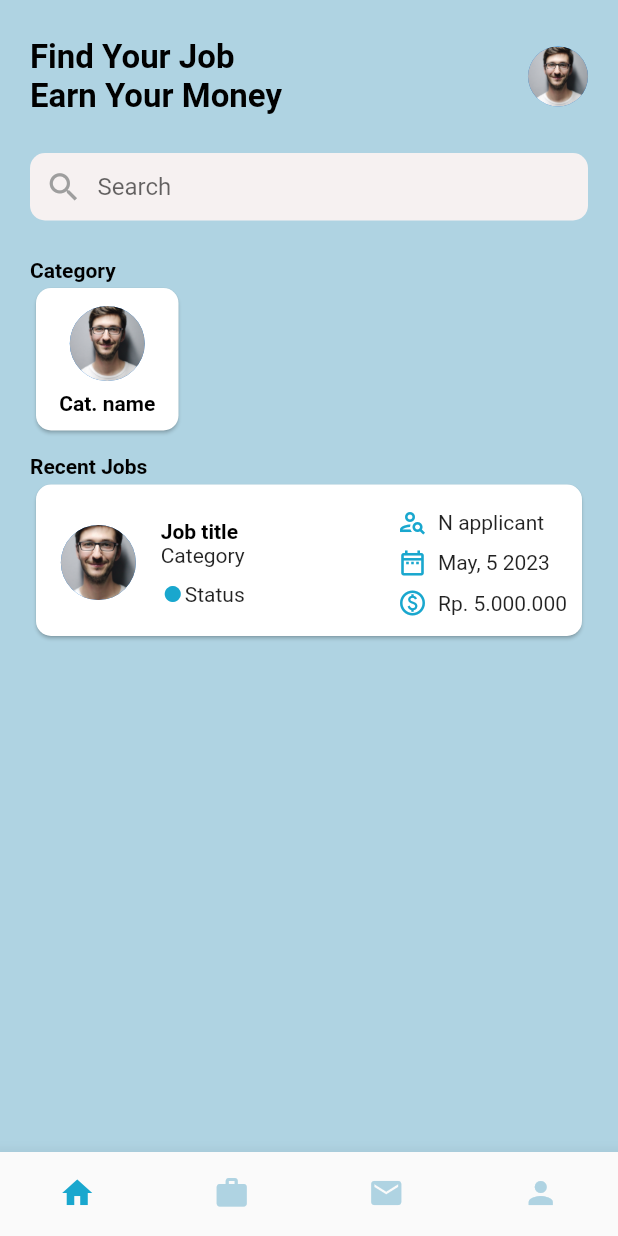
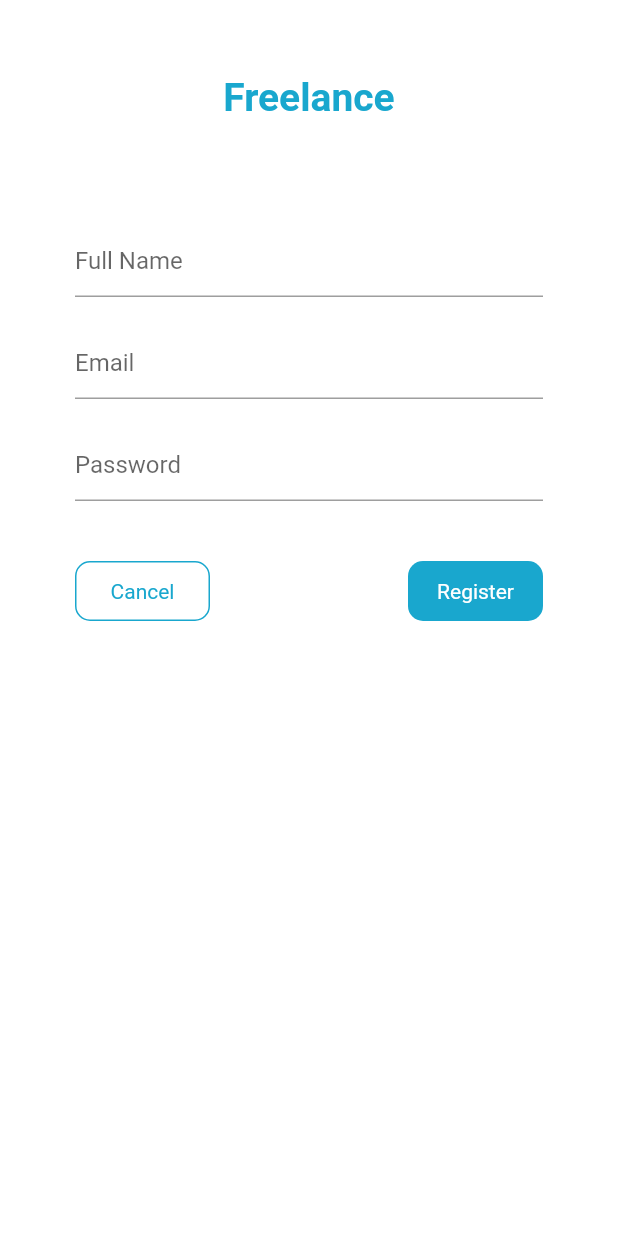
Before and after one commit to aniqwafa2/BootcampProject-FreelanceFlutter, a Flutter app: the screen it shows after launch, on a phone screen of 412 x 824 dp. Run offline on Flutter 3.47's test engine with Material 2 defaults, Android fonts, the phone set to English and light mode, and no system bars; our stand-ins replace gap, get.

Commit message:
login and register page

```diff
--- a/freelance/lib/layouts/bottom_bar.dart
+++ b/freelance/lib/layouts/bottom_bar.dart
@@ -3,6 +3,7 @@ import 'package:freelance/pages/home/home_page.dart';
 import 'package:freelance/pages/message/message_page.dart';
 import 'package:freelance/pages/my_job/my_job_page.dart';
 import 'package:freelance/pages/profile/profile_page.dart';
+import 'package:freelance/utils/app_styles.dart';
 
 class BottomBar extends StatefulWidget {
   const BottomBar({super.key});
@@ -30,6 +31,7 @@ class _BottomBarState extends State<BottomBar> {
   @override
   Widget build(BuildContext context) {
     return Scaffold(
+      backgroundColor: primary2,
       body: _widgetOptions[_selectedIndex],
       bottomNavigationBar: BottomNavigationBar(
         elevation: 10,
--- a/freelance/lib/layouts/register.dart
+++ b/freelance/lib/layouts/register.dart
@@ -0,0 +1,105 @@
+import 'package:flutter/material.dart';
+import 'package:flutter/src/widgets/framework.dart';
+import 'package:flutter/src/widgets/placeholder.dart';
+import 'package:gap/gap.dart';
+
+import '../utils/app_styles.dart';
+
+class RegisterPage extends StatefulWidget {
+  const RegisterPage({super.key});
+
+  @override
+  State<RegisterPage> createState() => _RegisterPageState();
+}
+
+class _RegisterPageState extends State<RegisterPage> {
+  TextEditingController emailConstroller = TextEditingController();
+  TextEditingController passwordConstroller = TextEditingController();
+  TextEditingController fullNameConstroller = TextEditingController();
+  @override
+  Widget build(BuildContext context) {
+    return Scaffold(
+      body: Container(
+        height: double.infinity,
+        width: double.infinity,
+        decoration: const BoxDecoration(color: Colors.white),
+        child: Padding(
+          padding: const EdgeInsets.all(50.0),
+          child: Column(
+              crossAxisAlignment: CrossAxisAlignment.center,
+              mainAxisAlignment: MainAxisAlignment.start,
+              children: [
+                Container(
+                  padding: const EdgeInsets.symmetric(horizontal: 30),
+                  child: Text(
+                    "Freelance",
+                    style: TextStyle(
+                        color: primary,
+                        fontWeight: FontWeight.bold,
+                        fontSize: 26),
+                  ),
+                ),
+                const Gap(70),
+                Column(
+                  children: [
+                    TextFormField(
+                      controller: fullNameConstroller,
+                      decoration: const InputDecoration(hintText: 'Full Name'),
+                    ),
+                    const SizedBox(
+                      height: 20,
+                    ),
+                    TextFormField(
+                      controller: emailConstroller,
+                      decoration: const InputDecoration(hintText: "Email"),
+                    ),
+                    const SizedBox(
+                      height: 20,
+                    ),
+                    TextFormField(
+                      controller: passwordConstroller,
+                      decoration: const InputDecoration(hintText: "Password"),
+                    ),
+                    const SizedBox(
+                      height: 40,
+                    ),
+                    Row(
+                      mainAxisAlignment: MainAxisAlignment.spaceBetween,
+                      children: [
+                        Container(
+                          height: 40,
+                          width: 90,
+                          decoration: BoxDecoration(
+                              color: Colors.white,
+                              borderRadius: BorderRadius.circular(10),
+                              border: Border.all(color: primary)),
+                          child: Center(
+                            child: Text(
+                              "Cancel",
+                              style: TextStyle(color: primary),
+                            ),
+                          ),
+                        ),
+                        Container(
+                          height: 40,
+                          width: 90,
+                          decoration: BoxDecoration(
+                              color: primary,
+                              borderRadius: BorderRadius.circular(10)),
+                          child: const Center(
+                            child: Text(
+                              "Register",
+                              style: TextStyle(color: Colors.white),
+                            ),
+                          ),
+                        )
+                      ],
+                    ),
+                  ],
+                )
+              ]),
+        ),
+      ),
+    );
+  }
+}
--- a/freelance/lib/main.dart
+++ b/freelance/lib/main.dart
@@ -1,5 +1,7 @@
 import 'package:flutter/material.dart';
 import 'package:freelance/layouts/bottom_bar.dart';
+import 'package:freelance/layouts/login.dart';
+import 'package:freelance/layouts/register.dart';
 import 'package:freelance/layouts/splash_screen.dart';
 import 'package:freelance/utils/app_styles.dart';
 
@@ -34,7 +36,9 @@ class MyApp extends StatelessWidget {
               theme: ThemeData(
                 primaryColor: primary,
               ),
-              home: const BottomBar(),
+              //home: const BottomBar(),
+              //home: const LoginPage(),
+              home: const RegisterPage(),
             );
           }
         });
```
Also changed, not shown: freelance/lib/layouts/login.dart (+96 -0 lines).
